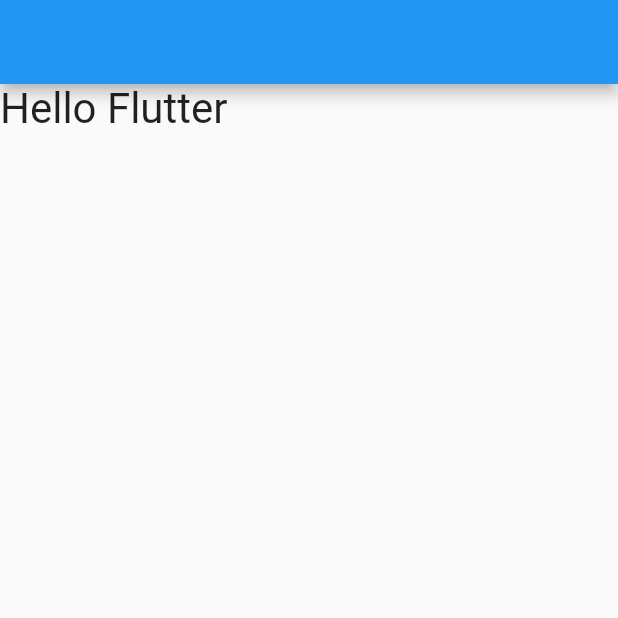
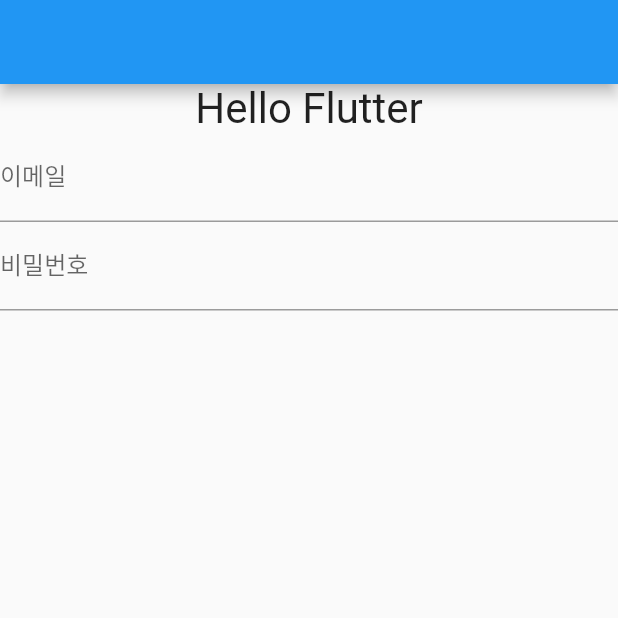
Before and after one commit to kim-sunah/flutter, a Flutter app: the screen it shows after launch, on a phone screen of 412 x 824 dp, the top half of it. Run offline on Flutter 3.47's test engine with Material 2 defaults, Android fonts, the phone set to English and light mode, and no system bars.

Commit message:
로그인 페이지

```diff
--- a/hello_flutter/lib/main.dart
+++ b/hello_flutter/lib/main.dart
@@ -13,9 +13,26 @@ class MyApp extends StatelessWidget {
       debugShowCheckedModeBanner: false,
       home: Scaffold(
         appBar: AppBar(),
-        body: Text(
-          "Hello Flutter",
-          style: TextStyle(fontSize: 28),
+        body: Column(
+          children: [
+            Text(
+              "Hello Flutter",
+              style: TextStyle(
+                fontSize: 28,
+              ),
+            ),
+            TextField(
+              decoration: InputDecoration(
+                labelText: "이메일",
+              ),
+            ),
+            TextField(
+              obscureText: true,
+              decoration: InputDecoration(
+                labelText: "비밀번호",
+              ),
+            ),
+          ],
         ),
       ),
     );
```
